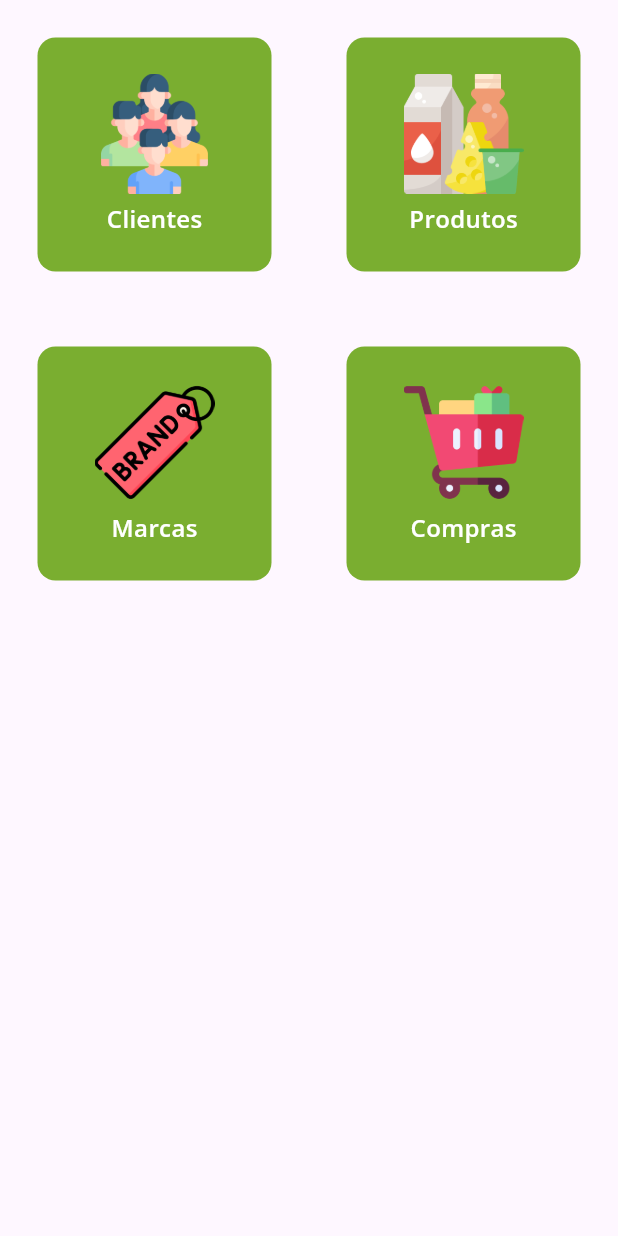
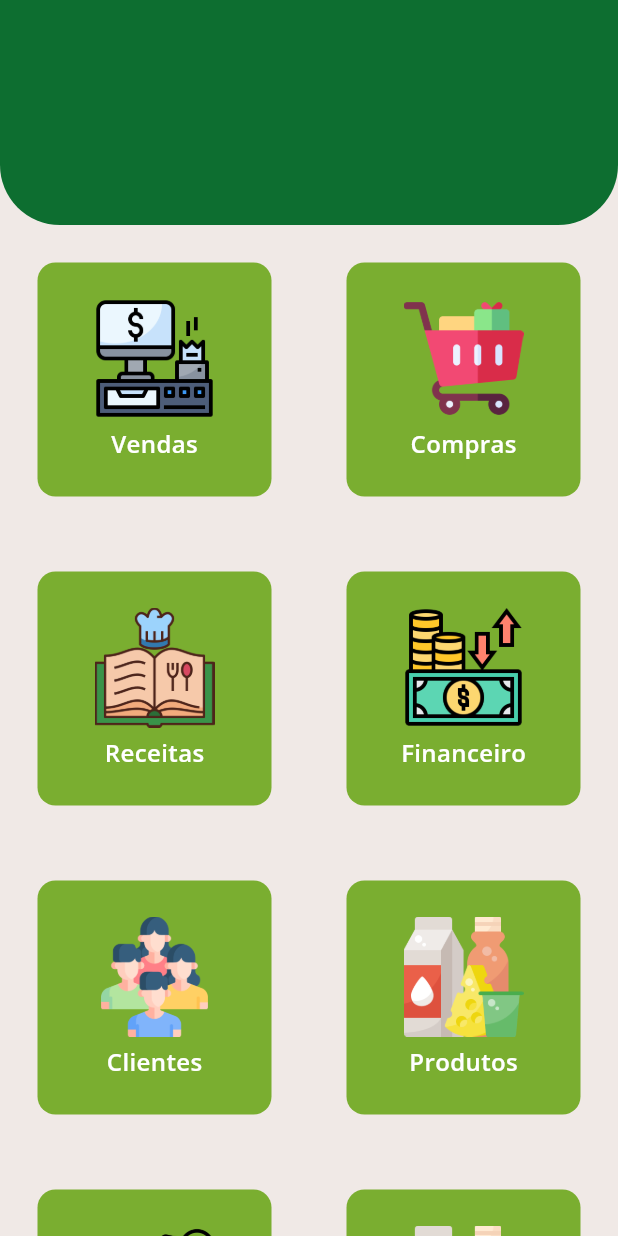
Before and after one commit to EduardoGuedes242/confeitaria, a Flutter app: the screen it shows after launch, on a phone screen of 412 x 824 dp. Run offline on Flutter 3.47's test engine with Material 3 defaults, Android fonts, the phone set to English and light mode, and no system bars; our stand-ins replace dropdown_button2.

Commit message:
inicio da tela home

```diff
--- a/lib/main.dart
+++ b/lib/main.dart
@@ -1,5 +1,6 @@
 // ignore_for_file: prefer_const_constructors, prefer_const_literals_to_create_immutables
 
+import 'package:confeitaria/pages/home_page.dart';
 import 'package:confeitaria/ui/cores.dart';
 import 'package:confeitaria/ui/input.dart';
 import 'package:confeitaria/ui/text.dart';
@@ -20,84 +21,13 @@ class MyApp extends StatelessWidget {
   @override
   Widget build(BuildContext context) {
     return MaterialApp(
-      title: 'Flutter Demo',
+      title: 'Confeitaria',
       theme: ThemeData(
-        // This is the theme of your application.
-        //
-        // TRY THIS: Try running your application with "flutter run". You'll see
-        // the application has a purple toolbar. Then, without quitting the app,
-        // try changing the seedColor in the colorScheme below to Colors.green
-        // and then invoke "hot reload" (save your changes or press the "hot
-        // reload" button in a Flutter-supported IDE, or press "r" if you used
-        // the command line to start the app).
-        //
-        // Notice that the counter didn't reset back to zero; the application
-        // state is not lost during the reload. To reset the state, use hot
-        // restart instead.
-        //
-        // This works for code too, not just values: Most code changes can be
-        // tested with just a hot reload.
+
         colorScheme: ColorScheme.fromSeed(seedColor: Colors.deepPurple),
         useMaterial3: true,
       ),
-      home: const MyHomePage(title: 'Flutter Demo Home Page'),
+      home: const HomePage(),
     );
   }
 }
-
-class MyHomePage extends StatefulWidget {
-  const MyHomePage({super.key, required this.title});
-
-  // This widget is the home page of your application. It is stateful, meaning
-  // that it has a State object (defined below) that contains fields that affect
-  // how it looks.
-
-  // This class is the configuration for the state. It holds the values (in this
-  // case the title) provided by the parent (in this case the App widget) and
-  // used by the build method of the State. Fields in a Widget subclass are
-  // always marked "final".
-
-  final String title;
-
-  @override
-  State<MyHomePage> createState() => _MyHomePageState();
-}
-
-class _MyHomePageState extends State<MyHomePage> {
-  TextEditingController textController = TextEditingController();
-  String? selectedCategory;
-
-  @override
-  Widget build(BuildContext context) {
-    return Scaffold(
-      body: Center(
-        child: GridView(
-          gridDelegate:
-              SliverGridDelegateWithFixedCrossAxisCount(crossAxisCount: 2),
-          children: [
-            ItemMenu(
-              title: 'Clientes',
-              nameImage: 'clientes.png',
-              onClick: () {},
-            ),
-            ItemMenu(
-              title: 'Produtos',
-              nameImage: 'produtos.png',
-              onClick: () {},
-            ),
-            ItemMenu(
-              title: 'Marcas',
-              nameImage: 'marcas.png',
-              onClick: () {},
-            ),
-            ItemMenu(
-              title: 'Compras',
-              nameImage: 'compras.png',
-              onClick: () {},
-            ),
-          ],
-        ),
-      ),
-    );
-  }
-}
--- /dev/null
+++ b/lib/pages/home_page.dart
@@ -0,0 +1,107 @@
+import 'package:confeitaria/ui/cores.dart';
+import 'package:confeitaria/ui/widgets/item_menu.dart';
+import 'package:flutter/material.dart';
+import 'package:flutter/widgets.dart';
+
+class HomePage extends StatefulWidget {
+  const HomePage({super.key});
+
+  @override
+  State<HomePage> createState() => _HomePageState();
+}
+
+class _HomePageState extends State<HomePage> {
+  @override
+  Widget build(BuildContext context) {
+    return Scaffold(
+      body: Stack(
+        children: [
+          Container(
+            height: MediaQuery.sizeOf(context).height,
+            color: PaletaCores.backgroundWhite,
+            child: Column(
+              children: [
+                const SizedBox(height: 150),
+                Expanded(
+                  child: GridView(
+                    gridDelegate:
+                        const SliverGridDelegateWithFixedCrossAxisCount(
+                      crossAxisCount: 2,
+                    ),
+                    children: [
+                      ItemMenu(
+                        title: 'Vendas',
+                        nameImage: 'vendas.png',
+                        onClick: () {},
+                      ),
+                      ItemMenu(
+                        title: 'Compras',
+                        nameImage: 'compras.png',
+                        onClick: () {},
+                      ),
+                      ItemMenu(
+                        title: 'Receitas',
+                        nameImage: 'receitas.png',
+                        onClick: () {},
+                      ),
+                      ItemMenu(
+                        title: 'Financeiro',
+                        nameImage: 'fluxo-caixa.png',
+                        onClick: () {},
+                      ),
+                      ItemMenu(
+                        title: 'Clientes',
+                        nameImage: 'clientes.png',
+                        onClick: () {},
+                      ),
+                      ItemMenu(
+                        title: 'Produtos',
+                        nameImage: 'produtos.png',
+                        onClick: () {},
+                      ),
+                      ItemMenu(
+                        title: 'Marcas',
+                        nameImage: 'marcas.png',
+                        onClick: () {},
+                      ),
+                      ItemMenu(
+                        title: 'Produtos',
+                        nameImage: 'produtos.png',
+                        onClick: () {},
+                      ),
+                      ItemMenu(
+                        title: 'Marcas',
+                        nameImage: 'marcas.png',
+                        onClick: () {},
+                      ),
+                      ItemMenu(
+                        title: 'Produtos',
+                        nameImage: 'produtos.png',
+                        onClick: () {},
+                      ),
+                      ItemMenu(
+                        title: 'Marcas',
+                        nameImage: 'marcas.png',
+                        onClick: () {},
+                      ),
+                    ],
+                  ),
+                ),
+              ],
+            ),
+          ),
+          Container(
+            height: 150,
+            decoration: const BoxDecoration(
+              color: PaletaCores.greenPrimary,
+              borderRadius: BorderRadius.only(
+                bottomLeft: Radius.circular(40),
+                bottomRight: Radius.circular(40),
+              ),
+            ),
+          ),
+        ],
+      ),
+    );
+  }
+}
--- a/lib/ui/cores.dart
+++ b/lib/ui/cores.dart
@@ -7,4 +7,5 @@ class PaletaCores {
   static const Color black = Color(0XFF1E1E1E);
   static const Color grey = Color(0XFF858585);
   static const Color white = Color(0XFFFFFFFF);
+  static const Color backgroundWhite = Color(0XFFF0E9E6);
 }
```
